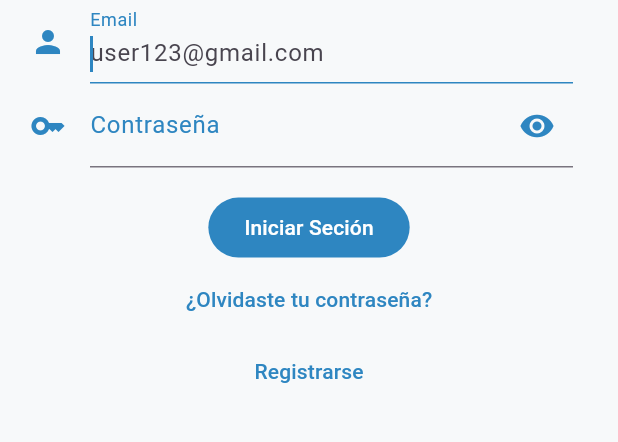
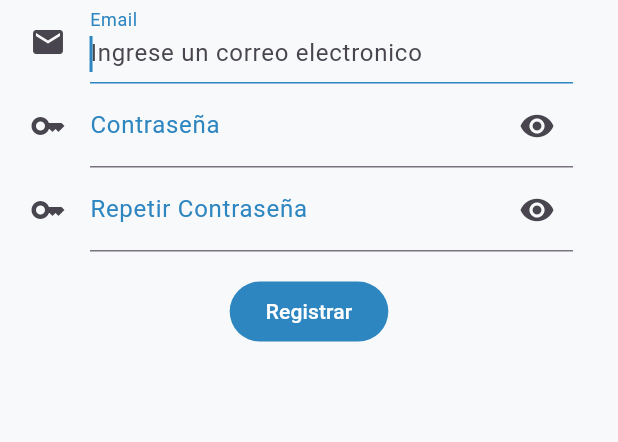
Before and after one commit to Zylohw/Leaf-Counter, a Flutter app: the screen it shows after launch, after a tap on "Registrarse", on a phone screen of 412 x 824 dp, the part 436-878 px from its top. Run offline on Flutter 3.47's test engine with Material 3 defaults, Android fonts, the phone set to English and light mode, and no system bars.

Commit message:
update: register screen and login screen

```diff
--- a/frontend/leaf_mobile/lib/screens/login_screen.dart
+++ b/frontend/leaf_mobile/lib/screens/login_screen.dart
@@ -1,5 +1,6 @@
 import 'package:flutter/material.dart';
 import 'package:leaf_mobile/core/app_colors.dart';
+import 'package:leaf_mobile/screens/register_screen.dart';
 import 'package:leaf_mobile/widgets/pasword_eye.dart';
 
 class LoginScreen extends StatefulWidget {
@@ -24,13 +25,12 @@ class _LoginScreenState extends State<LoginScreen> {
       children: [
         Padding(
           padding: EdgeInsetsGeometry.only(top: 0.4, left: 60),
-          child:  Image.asset(
+          child: Image.asset(
             'assets/images/LogoV3.png',
             width: 290,
             height: 290,
           ),
         ),
-
       ],
     );
   }
@@ -46,27 +46,24 @@ class _LoginScreenState extends State<LoginScreen> {
               cursorColor: AppColors.meidumBlue,
               decoration: InputDecoration(
                 focusedBorder: UnderlineInputBorder(
-                  borderSide: BorderSide(color: AppColors.meidumBlue)
-                ) ,
-                icon: Icon(Icons.person,color: AppColors.meidumBlue,),
+                  borderSide: BorderSide(color: AppColors.meidumBlue),
+                ),
+                icon: Icon(Icons.person, color: AppColors.meidumBlue),
                 labelText: "Email",
                 hintText: "user123@gmail.com",
-                labelStyle: TextStyle(color: AppColors.meidumBlue)
-
-
+                labelStyle: TextStyle(color: AppColors.meidumBlue),
               ),
-
             ),
             TextFormField(
               autofocus: true,
               cursorColor: AppColors.meidumBlue,
               decoration: InputDecoration(
                 focusedBorder: UnderlineInputBorder(
-                  borderSide: BorderSide(color: AppColors.meidumBlue)
-                ) ,
-                icon: Icon(Icons.key,color: AppColors.meidumBlue,),
+                  borderSide: BorderSide(color: AppColors.meidumBlue),
+                ),
+                icon: Icon(Icons.key, color: AppColors.meidumBlue),
                 labelText: "Contraseña",
-                labelStyle: TextStyle(color: AppColors.meidumBlue) ,
+                labelStyle: TextStyle(color: AppColors.meidumBlue),
                 suffixIcon: PasswordEye(
                   openEye: eyeopen,
                   changeStateEye: () {
@@ -95,18 +92,24 @@ class _LoginScreenState extends State<LoginScreen> {
           FilledButton(
             onPressed: () {},
             style: FilledButton.styleFrom(
-              backgroundColor: AppColors.meidumBlue
+              backgroundColor: AppColors.meidumBlue,
             ),
-            child: Text("Iniciar Seción")
+            child: Text("Iniciar Seción"),
           ),
           TextButton(
             onPressed: () {},
             style: TextButton.styleFrom(foregroundColor: AppColors.meidumBlue),
             child: Text("¿Olvidaste tu contraseña?"),
           ),
-          TextButton(onPressed: () {},
+          TextButton(
+            onPressed: () {
+              Navigator.push(
+                context,
+                MaterialPageRoute(builder: (context) => RegisterScreen()),
+              );
+            },
             style: TextButton.styleFrom(foregroundColor: AppColors.meidumBlue),
-          child: Text("Registrarse")
+            child: Text("Registrarse"),
           ),
         ],
       ),
--- /dev/null
+++ b/frontend/leaf_mobile/lib/screens/register_screen.dart
@@ -0,0 +1,106 @@
+import 'package:flutter/material.dart';
+import 'package:leaf_mobile/core/app_colors.dart';
+import 'package:leaf_mobile/widgets/pasword_eye.dart';
+
+class RegisterScreen extends StatefulWidget {
+  const RegisterScreen({super.key});
+  @override
+  State<RegisterScreen> createState() => _RegisterScreen();
+}
+
+class _RegisterScreen extends State<RegisterScreen> {
+  bool eyeOpen = true;
+  bool eyeOpen2 = true;
+  @override
+  Widget build(BuildContext context) {
+    return Scaffold(
+      backgroundColor: AppColors.background,
+      body: Column(children: [logoRow(), registerForm(),registerButton()]),
+    );
+  }
+
+  // logo Row
+  Row logoRow() {
+    return Row(
+      children: [
+        Padding(
+          padding: EdgeInsetsGeometry.only(top: 0.4, left: 60),
+          child: Image.asset(
+            'assets/images/LogoV3.png',
+            width: 290,
+            height: 290,
+          ),
+        ),
+      ],
+    );
+  }
+
+  Padding registerForm(){
+    return Padding(
+      padding: EdgeInsetsGeometry.only(left: 20,right: 30),
+      child: Form(
+        child: Column(children: [
+          TextFormField(
+            autofocus: true,
+            cursorColor: AppColors.meidumBlue,
+            decoration: InputDecoration(
+              focusedBorder: UnderlineInputBorder(
+                borderSide: BorderSide(color: AppColors.meidumBlue)
+              ),
+              labelText: "Email",
+              labelStyle: TextStyle(color: AppColors.meidumBlue),
+              hintText: "Ingrese un correo electronico",
+              icon: Icon(Icons.mail)
+            ),
+          ),
+          TextFormField(
+            autofocus: true,
+            cursorColor: AppColors.meidumBlue,
+            obscureText: eyeOpen,
+            decoration: InputDecoration(
+              focusedBorder: UnderlineInputBorder(borderSide: BorderSide(
+                color: AppColors.meidumBlue
+              )),
+              labelText: "Contraseña",
+              labelStyle: TextStyle(color: AppColors.meidumBlue),
+              hintText: "Contraseña minimo 8 caracteres" ,
+              icon: Icon(Icons.key),
+              suffixIcon: PasswordEye(openEye: eyeOpen, changeStateEye: (){
+                setState(() {
+                  eyeOpen = !eyeOpen;
+                });
+              })
+            ),
+          ),
+          TextFormField(
+            autocorrect: true,
+            cursorColor: AppColors.meidumBlue,
+            obscureText: eyeOpen2,
+            decoration: InputDecoration(
+              focusedBorder: UnderlineInputBorder(
+                borderSide: BorderSide(color: AppColors.meidumBlue)
+              ),
+              labelText: "Repetir Contraseña",
+              labelStyle: TextStyle(color: AppColors.meidumBlue),
+              hintText: "Repita la contraseña por favor",
+              icon: Icon(Icons.key),
+              suffixIcon: PasswordEye(openEye: eyeOpen2, changeStateEye: (){
+                setState(() {
+                  eyeOpen2 = !eyeOpen2;
+                });
+              })
+
+            ),
+          )
+        ],),
+      ),
+
+      );
+  }
+
+  Padding registerButton(){
+    return Padding(padding: EdgeInsetsGeometry.only(top: 16),
+    child: FilledButton(onPressed: (){},  style: FilledButton.styleFrom(backgroundColor: AppColors.meidumBlue) ,child: Text("Registrar")) ,
+    );
+  }
+}
```
Lines whose indentation alone changed are shown as unchanged.
